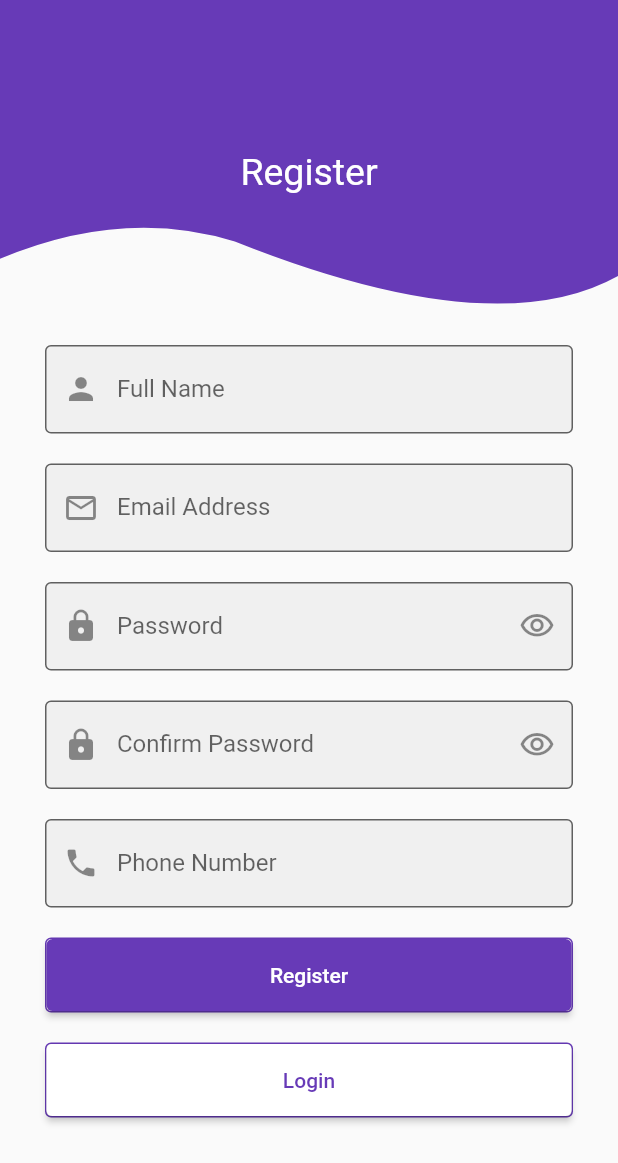
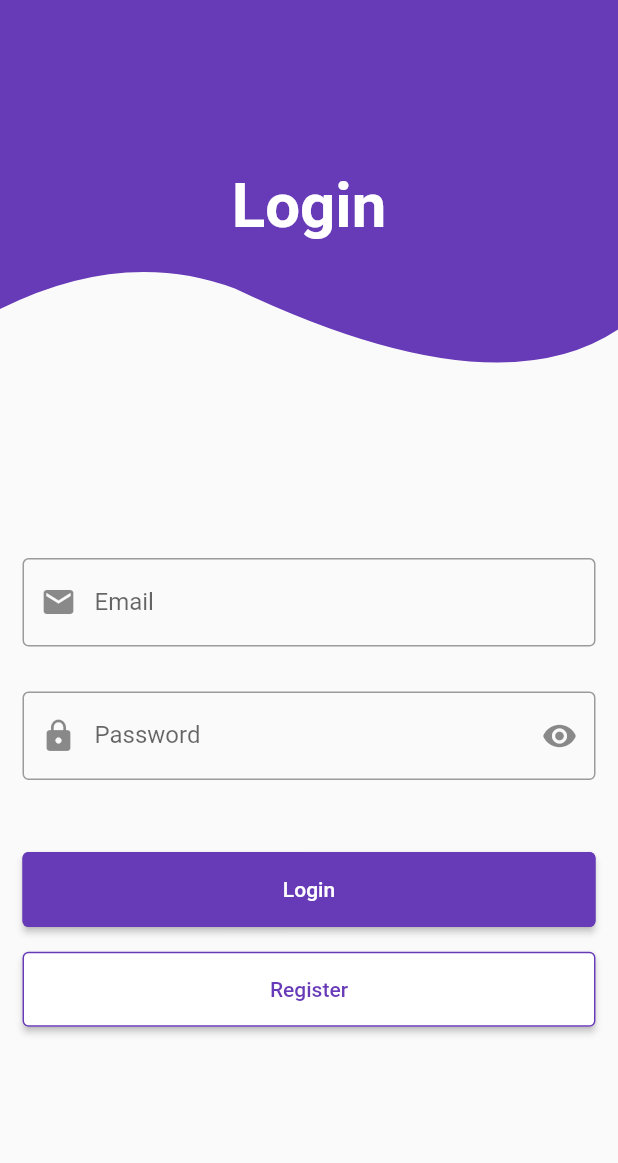
Before and after one commit to Ayahany242/gdsc, a Flutter app: the screen it shows after launch, on a phone screen of 412 x 824 dp. Shown: the top 1163 px of the screen. Run offline on Flutter 3.47's test engine with Material 2 defaults, Android fonts, the phone set to English and light mode, and no system bars.

```diff
--- a/lib/login_screen.dart
+++ b/lib/login_screen.dart
@@ -1,4 +1,8 @@
 import 'package:flutter/material.dart';
+import 'package:gdsc_task/register_screen.dart';
+import 'package:gdsc_task/shared/component.dart';
+
+import 'animated_list_screen.dart';
 
 class LoginScreen extends StatefulWidget {
   const LoginScreen({super.key});
@@ -8,241 +12,116 @@ class LoginScreen extends StatefulWidget {
 }
 
 class _LoginScreenState extends State<LoginScreen> {
-  var nameController = TextEditingController();
-
   var emailController = TextEditingController();
 
   var passwordController = TextEditingController();
 
-  var confirmPasswordController = TextEditingController();
-
-  var phoneNumberController = TextEditingController();
-
+  bool isPassword = true;
   var formKey = GlobalKey<FormState>();
-
-  IconData suffixIcon = Icons.visibility_outlined;
-
-  bool password = true;
 
   @override
   Widget build(BuildContext context) {
-    return Scaffold(
+    final size = MediaQuery.of(context).size; //size l screen
+    return GestureDetector(
+      onTap: () => FocusManager.instance.primaryFocus?.unfocus(),
+      child: Scaffold(
         body: SingleChildScrollView(
           child: Form(
             key: formKey,
-          child:
-              Column(crossAxisAlignment: CrossAxisAlignment.center, children: [
+            child: Column(
+              children: [
                 ClipPath(
-              clipper: CustomClipPath(),
+                  clipper: MyClipper(),
                   child: Container(
-                height: 230,
+                    height: size.height / 3,
+                    width: size.width,
                     color: Colors.deepPurple,
-                child: const Center(
+                    child: Center(
                       child: Text(
-                    'Register',
-                    style: TextStyle(color: Colors.white, fontSize: 25),
+                        'Login',
+                        style: TextStyle(
+                            color: Colors.white,
+                            fontSize: size.height / 20,
+                            fontWeight: FontWeight.bold),
                       ),
                     ),
                   ),
                 ),
-            Padding(
-              padding: const EdgeInsets.symmetric(horizontal: 30),
-              child: Column(
-                children: [
+                SizedBox(
+                  height: size.height / 10,
+                ),
                 defaultFormField(
-                    controller: nameController,
-                    label: 'Full Name',
-                    type: TextInputType.text,
-                    prefix: Icons.person,
+                  controller: emailController,
+                  label: 'Email',
+                  type: TextInputType.emailAddress,
+                  prefix: Icons.email,
                   validate: (value) {
                     if (value!.isEmpty) {
-                        return 'Name mustn\'t be Empty';
+                      return 'please enter your email';
+                    }
+                    if (!isValidEmail(emailController.text)) {
+                      return 'please enter valid email';
                     }
                     return null;
                   },
-                  ),
-                  const SizedBox(
-                    height: 20,
-                  ),
-                  defaultFormField(
-                    controller: emailController,
-                    label: 'Email Address',
-                    type: TextInputType.emailAddress,
-                    prefix: Icons.email_outlined,
-                    validate: (value) {
-                      if (value!.isEmpty) {
-                        return 'Email Address mustn\'t be Empty';
-                      }
-                      return null;
-                    },
-                  ),
-                  const SizedBox(
-                    height: 20,
                 ),
                 defaultFormField(
                   controller: passwordController,
                   label: 'Password',
                   type: TextInputType.visiblePassword,
                   prefix: Icons.lock,
-                    suffix: suffixIcon,
-                    suffixPressed: () {
+                  isPassword: isPassword,
+                  suffixWidget: IconButton(
+                    onPressed: () {
                       setState(() {
-                        suffixIcon = Icons.visibility_off;
-                        password = false;
+                        isPassword = !isPassword;
                       });
                     },
-                    isPassword: password,
+                    icon: Icon(
+                      isPassword ? Icons.visibility : Icons.visibility_off,
+                    ),
+                  ),
                   validate: (value) {
                     if (value!.isEmpty) {
-                        return 'Password mustn\'t be Empty';
+                      return 'please enter your password';
+                    } else if (value.length < 8) {
+                      return 'password must be at least 8 characters';
                     }
                     return null;
                   },
                 ),
-                  const SizedBox(
-                    height: 20,
+                SizedBox(
+                  height: size.height * .04,
                 ),
-                  defaultFormField(
-                    controller: confirmPasswordController,
-                    label: 'Confirm Password',
-                    type: TextInputType.visiblePassword,
-                    prefix: Icons.lock,
-                    isPassword: password,
-                    suffix: suffixIcon,
-                    suffixPressed: () {
-                      setState(() {
-                        suffixIcon = Icons.visibility_off;
-                        password = false;
-                      });
-                    },
-                    validate: (value) {
-                      if (value!.isEmpty) {
-                        return 'Password doesn\'t match';
-                      }
-                      return null;
-                    },
-                  ),
-                  const SizedBox(
-                    height: 20,
-                  ),
-                  defaultFormField(
-                    controller: phoneNumberController,
-                    label: 'Phone Number',
-                    type: TextInputType.number,
-                    prefix: Icons.phone,
-                    validate: (value) {
-                      if (value!.isEmpty) {
-                        return 'phone number mustn\'t be Empty';
-                      }
-                      return null;
-                    },
-                  ),
-                  const SizedBox(
-                    height: 20,
-                  ),
-                  defaultButton(
+                defaultElevatedButton(
                     onPressed: () {
                       if (formKey.currentState!.validate()) {
                         print('success');
+                        navigateAndFinish(context,const AnimatedListScreen());
                       }
                     },
+                    label: 'Login',
+                    color: Colors.deepPurple),
+                SizedBox(
+                  height: size.height * .02,
+                ),
+                defaultElevatedButton(
+                    onPressed: () {
+                      navigateAndFinish(
+                        context,
+                        const RegisterScreen(),
+                      );
+                    },
                     label: 'Register',
-                      color: Colors.deepPurple),
-                  const SizedBox(
-                    height: 20,
+                    color: Colors.white),
+                SizedBox(
+                  height: size.height / 20,
                 ),
-                  defaultButton(
-                      onPressed: () {}, label: 'Login', color: Colors.white),
               ],
             ),
-            )
-          ]),
+          ),
         ),
       ),
     );
   }
 }
-
-class CustomClipPath extends CustomClipper<Path> {
-  @override
-  Path getClip(Size size) {
-    double w = size.width;
-    double h = size.height;
-    Path path = Path();
-    path.lineTo(0, h * .75);
-    path.quadraticBezierTo(w * 0.2, h * 0.6, w * 0.38, h * 0.7);
-    path.quadraticBezierTo(w * 0.8, h, w, h * 0.8);
-    path.lineTo(w, h * .5);
-    path.lineTo(w, 0);
-    // path.close();
-
-    return path;
-  }
-
-  @override
-  bool shouldReclip(covariant CustomClipper<Path> oldClipper) {
-    // TODO: implement shouldReclip
-    throw UnimplementedError();
-  }
-}
-
-Widget defaultFormField({
-  required TextEditingController controller,
-  required String label,
-  required TextInputType type,
-  Function()? onTap,
-  String? text,
-  required IconData prefix,
-  IconData? suffix,
-  bool isPassword = false,
-  Function()? suffixPressed,
-  required String? Function(String?)? validate,
-}) =>
-    TextFormField(
-      controller: controller,
-      decoration: InputDecoration(
-        labelText: label,
-        // fillColor: Colors.grey[200],
-        filled: true,
-        prefixIcon: Icon(
-          prefix,
-        ),
-        suffixIcon: suffix != null
-            ? IconButton(
-                onPressed: suffixPressed,
-                icon: Icon(
-                  suffix,
-                ),
-              )
-            : null,
-        border: const OutlineInputBorder(),
-      ),
-      onTap: onTap,
-      keyboardType: type,
-      validator: validate,
-      obscureText: isPassword,
-    );
-
-Widget defaultButton(
-        {double width = double.infinity,
-        double height = 50.0,
-        required Function()? onPressed,
-        required String label,
-        required Color color}) =>
-    Container(
-      height: height,
-      width: width,
-      decoration: BoxDecoration(
-          // color: Colors.yellow,
-          borderRadius: BorderRadius.circular(4.0),
-          border: Border.all(color: Colors.deepPurple)),
-      child: ElevatedButton(
-        onPressed: onPressed,
-        style: ElevatedButton.styleFrom(backgroundColor: color),
-        child: Text(
-          label,
-          style: TextStyle(
-              color: color == Colors.white ? Colors.deepPurple : Colors.white),
-        ),
-      ),
-    );
--- a/lib/main.dart
+++ b/lib/main.dart
@@ -1,6 +1,8 @@
 import 'package:flutter/material.dart';
+import 'package:gdsc_task/login_screen.dart';
 
-import 'login_screen.dart';
+import 'animated_list_screen.dart';
+import 'register_screen.dart';
 
 void main() {
   runApp(const MyApp());
@@ -13,11 +15,12 @@ class MyApp extends StatelessWidget {
   @override
   Widget build(BuildContext context) {
     return MaterialApp(
-        title: 'Flutter Demo',
-        debugShowCheckedModeBanner: false,
-        theme: ThemeData(
-          primarySwatch: Colors.deepPurple,
-        ),
-        home: LoginScreen());
+      title: 'Flutter Demo',
+      debugShowCheckedModeBanner: false,
+      theme: ThemeData(
+        primarySwatch: Colors.deepPurple,
+      ),
+      home: const LoginScreen(),
+    );
   }
 }
--- /dev/null
+++ b/lib/shared/component.dart
@@ -0,0 +1,143 @@
+import 'package:flutter/material.dart';
+
+Widget defaultFormField({
+  required TextEditingController controller,
+  required String label,
+  required TextInputType type,
+  Function()? onTap,
+  String? text,
+  required IconData prefix,
+  IconData? suffix,
+  bool isPassword = false,
+  Function()? suffixPressed,
+  required String? Function(String?)? validate,
+  double padding = 15.0,
+  Widget? suffixWidget,
+}) =>
+    Padding(
+      padding: EdgeInsets.all(padding),
+      child: TextFormField(
+        controller: controller,
+        decoration: InputDecoration(
+          labelText: label,
+          prefixIcon: Icon(
+            prefix,
+          ),
+          /*    suffixIcon: suffix != null
+              ? IconButton(
+                  onPressed: suffixPressed,
+                  icon: Icon(
+                    suffix,
+                  ),
+                )
+              : null, */
+          suffixIcon: suffixWidget != null ? suffixWidget : null,
+          border: const OutlineInputBorder(),
+        ),
+        onTap: onTap,
+        keyboardType: type,
+        validator: validate,
+        obscureText: isPassword,
+      ),
+    );
+
+Widget defaultElevatedButton(
+        {double width = double.infinity,
+        double height = 50.0,
+        required Function()? onPressed,
+        required String label,
+        required Color color}) =>
+    Container(
+      height: height,
+      width: width,
+      margin: const EdgeInsets.symmetric(horizontal: 15.0),
+      decoration: BoxDecoration(
+        borderRadius: BorderRadius.circular(4.0),
+      ),
+      child: ElevatedButton(
+        onPressed: onPressed,
+        style: ElevatedButton.styleFrom(
+          backgroundColor: color,
+          side: const BorderSide(color: Colors.deepPurple, width: 1),
+        ),
+        child: Text(
+          label,
+          style: TextStyle(
+              color: color == Colors.white ? Colors.deepPurple : Colors.white),
+        ),
+      ),
+    );
+
+Widget defaultOutlinedButton({
+  double width = double.infinity,
+  double height = 50.0,
+  required Function()? onPressed,
+  required String label,
+}) =>
+    OutlinedButton(
+      onPressed: onPressed,
+      style: OutlinedButton.styleFrom(
+        padding: EdgeInsets.symmetric(horizontal: width, vertical: height),
+        side: const BorderSide(color: Colors.deepPurple, width: 1),
+        textStyle: const TextStyle(
+            fontSize: 20,
+            fontWeight: FontWeight.bold,
+            color: Colors.deepPurple),
+      ),
+      child: Text(
+        label,
+      ),
+    );
+
+class MyClipper extends CustomClipper<Path> {
+  @override
+
+  /*
+   Path getClip(Size size) {
+   final path = Path();
+    path.lineTo(0, size.height / 1.25);
+    path.cubicTo(size.width / 2 * 0.6, size.height * .5, size.width * .6,
+        size.height * 1.4, size.width * 1.2, size.height * 1.5);
+    path.lineTo(size.width, 0);
+     return path;*/
+
+  Path getClip(Size size) {
+    double w = size.width;
+    double h = size.height;
+    Path path = Path();
+    path.lineTo(0, h * .75);
+    path.quadraticBezierTo(w * 0.2, h * 0.6, w * 0.38, h * 0.7);
+    path.quadraticBezierTo(w * 0.8, h, w, h * 0.8);
+    path.lineTo(w, h * .5);
+    path.lineTo(w, 0);
+
+    return path;
+  }
+
+  @override
+  bool shouldReclip(covariant CustomClipper<Path> oldClipper) => false;
+}
+
+void navigateAndFinish(BuildContext context, Widget widget) {
+  Navigator.of(context).pushReplacement(
+    MaterialPageRoute(
+      builder: ((context) => widget),
+    ),
+  );
+}
+
+void navigateTo(BuildContext context, Widget widget) {
+  Navigator.push(
+    context,
+    MaterialPageRoute(
+      builder: (BuildContext context) => widget,
+    ),
+  );
+}
+
+
+bool isValidEmail(String email) {
+    return RegExp(
+            r'^(([^<>()[\]\\.,;:\s@\"]+(\.[^<>()[\]\\.,;:\s@\"]+)*)|(\".+\"))@((\[[0-9]{1,3}\.[0-9]{1,3}\.[0-9]{1,3}\.[0-9]{1,3}\])|(([a-zA-Z\-0-9]+\.)+[a-zA-Z]{2,}))$')
+        .hasMatch(email);
+  }
```
Also changed, not shown: lib/animated_list_screen.dart (added, +139 -0 lines), lib/register_screen.dart (added, +202 -0 lines). Lines whose indentation alone changed are shown as unchanged.
